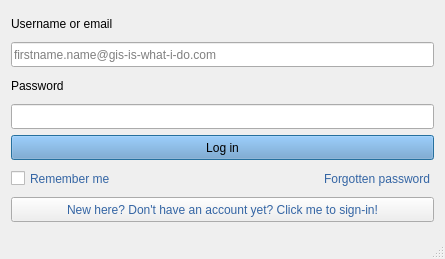
Qt form geotuileur/gui/dlg_authentication.ui (JulesGrillot/plugin-qgis-geoplateforme) before a commit.
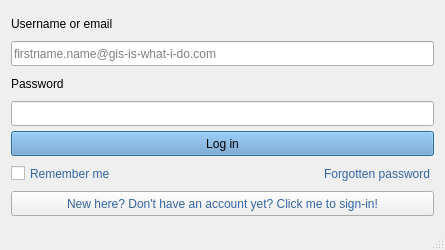
The same form after that commit. Icons and pictures are not drawn. Custom widgets are drawn as their Qt base class.

Commit message: Set a consistent name

```diff
--- a/geotuileur/gui/dlg_authentication.ui
+++ b/geotuileur/gui/dlg_authentication.ui
@@ -7,7 +7,7 @@
     <x>0</x>
     <y>0</y>
     <width>445</width>
-    <height>259</height>
+    <height>250</height>
    </rect>
   </property>
   <property name="minimumSize">
```
Left out of the diff: 4 changed lines with no effect on the pictures.
